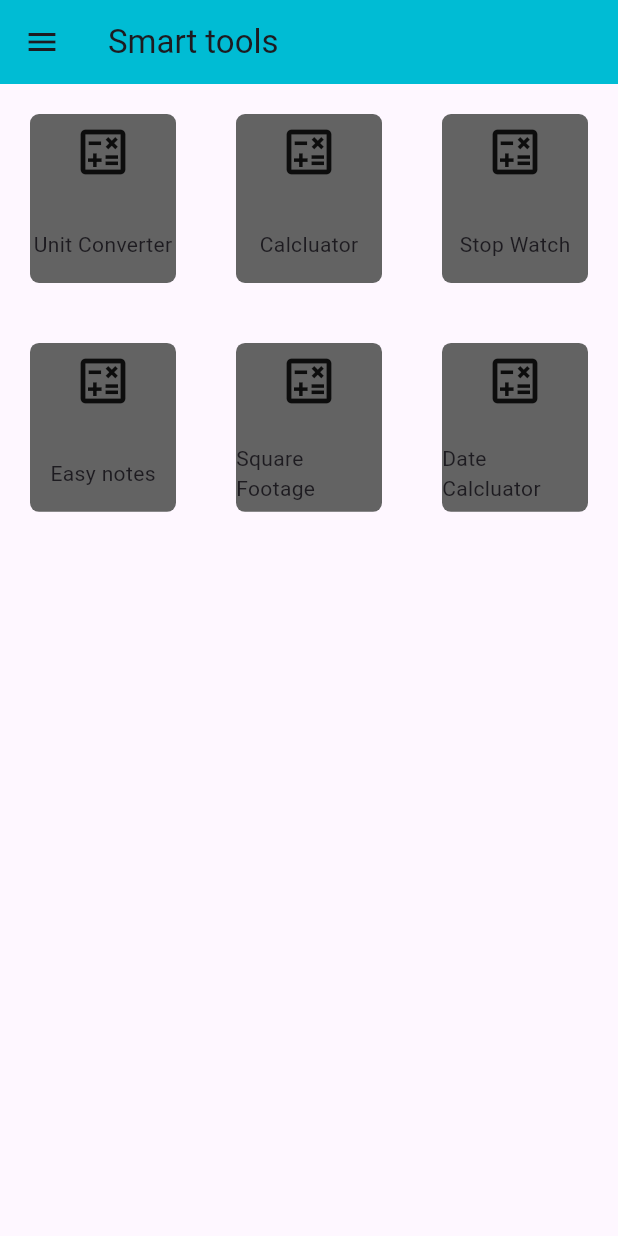
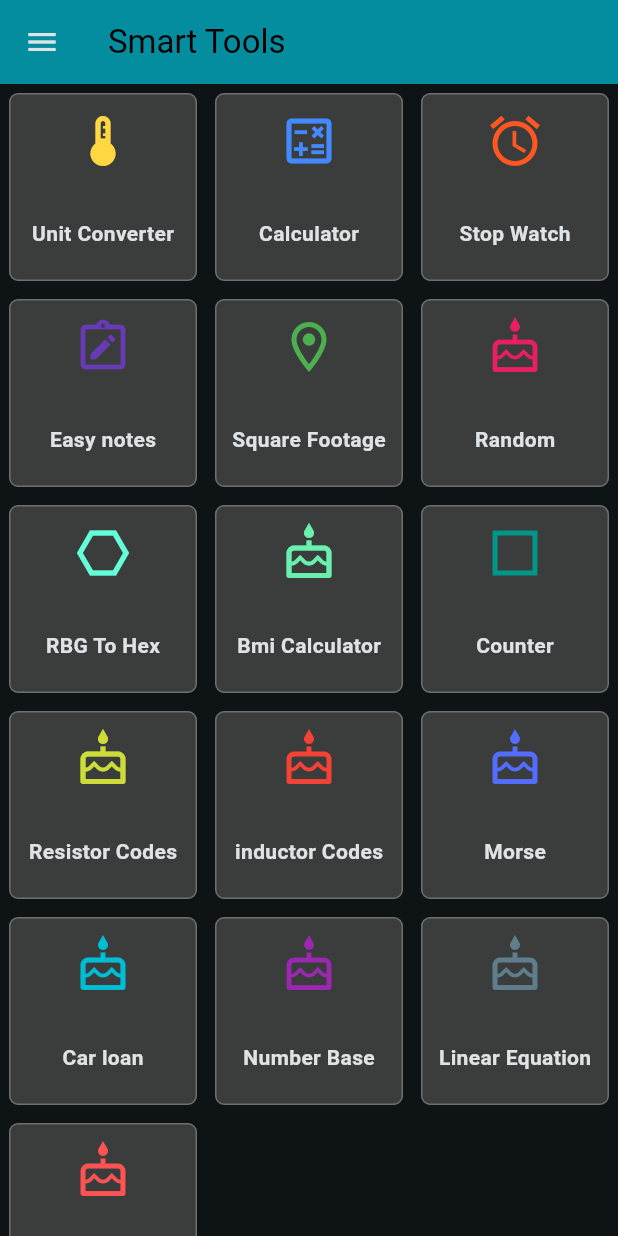
Before and after one commit to Mohammed-jendie/Smart-tools, a Flutter app: the screen it shows after launch, on a phone screen of 412 x 824 dp. Run offline on Flutter 3.47's test engine with Material 3 defaults, Android fonts, the light colour scheme and no system bars.

Commit message:
Design Home Page '1'

```diff
--- a/lib/data/griditems_data.dart
+++ b/lib/data/griditems_data.dart
@@ -1,24 +1,80 @@
 import 'package:flutter/material.dart';
+import 'package:smart_tools/pages/Random_page.dart';
+import 'package:smart_tools/pages/bmi_page.dart';
 import 'package:smart_tools/pages/calculator_page.dart';
-import 'package:smart_tools/pages/date_calcluator_page.dart';
+import 'package:smart_tools/pages/car_loan_page.dart';
+import 'package:smart_tools/pages/counter_page.dart';
 import 'package:smart_tools/pages/easy_notes_page.dart';
+import 'package:smart_tools/pages/inductor_page.dart';
+import 'package:smart_tools/pages/linear_equation_page.dart';
+import 'package:smart_tools/pages/math_economy/base.dart';
+import 'package:smart_tools/pages/morse_page.dart';
+import 'package:smart_tools/pages/quadratic_page.dart';
+import 'package:smart_tools/pages/rbg_page.dart';
+import 'package:smart_tools/pages/resistor_page.dart';
 import 'package:smart_tools/pages/square_footage_page.dart';
 import 'package:smart_tools/pages/stop_watch_page.dart';
 import 'package:smart_tools/pages/unit_converter_page.dart';
 
 class GridItem {
   final IconData icon;
+  final Color iconColor;
   final String title;
   final Widget page;
 
-  GridItem(this.icon, this.title, this.page);
+  GridItem(this.icon, this.iconColor, this.title, this.page);
 }
 
 final List<GridItem> gridItems = [
-  GridItem(Icons.calculate_outlined, "Unit Converter", UnitConverterPage()),
-  GridItem(Icons.calculate_outlined, "Calcluator", CalculatorPage()),
-  GridItem(Icons.calculate_outlined, "Stop Watch", StopWatchPage()),
-  GridItem(Icons.calculate_outlined, "Easy notes", EasyNotesPage()),
-  GridItem(Icons.calculate_outlined, "Square Footage", SquareFootagePage()),
-  GridItem(Icons.calculate_outlined, "Date Calcluator", DateCalcluatorPage()),
+  GridItem(
+    Icons.thermostat,
+    Colors.amberAccent,
+    "Unit Converter",
+    UnitConverterPage(),
+  ),
+  GridItem(
+    Icons.calculate_outlined,
+    Colors.blueAccent,
+    "Calculator",
+    CalculatorPage(),
+  ),
+  GridItem(Icons.alarm, Colors.deepOrange, "Stop Watch", StopWatchPage()),
+  GridItem(
+    Icons.note_alt_outlined,
+    Colors.deepPurple,
+    "Easy notes",
+    EasyNotesPage(),
+  ),
+  GridItem(
+    Icons.location_on_outlined,
+    Colors.green,
+    "Square Footage",
+    SquareFootagePage(),
+  ),
+  GridItem(Icons.cake_outlined, Colors.pink, "Random", RandomPage()),
+  GridItem(Icons.hexagon_outlined, Colors.tealAccent, "RBG To Hex", RbgPage()),
+  GridItem(
+    Icons.cake_outlined,
+    Colors.greenAccent,
+    "Bmi Calculator",
+    BmiPage(),
+  ),
+  GridItem(
+    Icons.check_box_outline_blank_sharp,
+    Colors.teal,
+    "Counter",
+    CounterPage(),
+  ),
+  GridItem(Icons.cake_outlined, Colors.lime, "Resistor Codes", ResistorPage()),
+  GridItem(Icons.cake_outlined, Colors.red, "inductor Codes", InductorPage()),
+  GridItem(Icons.cake_outlined, Colors.indigoAccent, "Morse", MorsePage()),
+  GridItem(Icons.cake_outlined, Colors.cyan, "Car loan", CarLoanPage()),
+  GridItem(Icons.cake_outlined, Colors.purple, "Number Base", Base()),
+  GridItem(
+    Icons.cake_outlined,
+    Colors.blueGrey,
+    "Linear Equation",
+    LinearEquationPage(),
+  ),
+  GridItem(Icons.cake_outlined, Colors.redAccent, "Quadratic", QuadraticPage()),
 ];
--- a/lib/main.dart
+++ b/lib/main.dart
@@ -15,9 +15,15 @@ class MyApp extends StatefulWidget {
 class _MyAppState extends State<MyApp> {
   @override
   Widget build(BuildContext context) {
-    return MaterialApp(debugShowCheckedModeBanner: false,
-    home: MyHome()
-
+    return MaterialApp(
+      debugShowCheckedModeBanner: false,
+      theme: ThemeData(
+        colorScheme: ColorScheme.fromSeed(
+          seedColor: Colors.cyan,
+          brightness: Brightness.dark,
+        ),
+      ),
+      home: MyHome(),
     );
   }
 }
--- a/lib/pages/home_page.dart
+++ b/lib/pages/home_page.dart
@@ -7,12 +7,15 @@ class MyHome extends StatelessWidget {
   @override
   Widget build(BuildContext context) {
     return Scaffold(
-      drawer: Drawer(width: 230),
+      drawer: Drawer(width: 230, elevation: 10, shadowColor: Colors.cyan),
 
-      appBar: AppBar(title: Text("Smart tools"), backgroundColor: Colors.cyan),
+      appBar: AppBar(
+        title: Text("Smart Tools", style: TextStyle(color: Colors.black)),
+        backgroundColor: const Color.fromARGB(184, 0, 187, 212),
+      ),
+
       body: GridView.builder(
         gridDelegate: SliverGridDelegateWithFixedCrossAxisCount(
-          childAspectRatio: 0.9,
           crossAxisCount: 3,
         ),
         itemCount: gridItems.length,
@@ -39,10 +42,11 @@ Widget boxes(GridItem item, context) {
     },
     child: Container(
       decoration: BoxDecoration(
-        color: const Color.fromARGB(255, 99, 99, 99),
+        color: const Color.fromARGB(208, 69, 69, 69),
         borderRadius: BorderRadius.circular(6),
+        border: Border.all(color: const Color.fromARGB(255, 111, 111, 111)),
       ),
-      margin: EdgeInsets.all(20),
+      margin: EdgeInsets.all(6),
       child: Center(
         child: Column(
           mainAxisAlignment: MainAxisAlignment.center,
@@ -50,14 +54,29 @@ Widget boxes(GridItem item, context) {
             Expanded(
               child: Row(
                 mainAxisAlignment: MainAxisAlignment.center,
-                children: [Expanded(child: Icon(item.icon, size: 40))],
+                children: [
+                  Expanded(
+                    child: Icon(item.icon, size: 40, color: item.iconColor),
+                  ),
+                ],
               ),
             ),
-            SizedBox(height: 10),
+
             Expanded(
               child: Row(
                 mainAxisAlignment: MainAxisAlignment.center,
-                children: [Expanded(child: Center(child: Text(item.title)))],
+                children: [
+                  Expanded(
+                    child: Center(
+                      child: Text(
+                        item.title,
+                        style: TextStyle(
+                          fontWeight: FontWeight.w600,
+                        ),
+                      ),
+                    ),
+                  ),
+                ],
               ),
             ),
           ],
```
Also changed, not shown: lib/pages/bmi_page.dart (added, +15 -0 lines), lib/pages/car_loan_page.dart (added, +15 -0 lines), lib/pages/counter_page.dart (added, +15 -0 lines), lib/pages/inductor_page.dart (added, +15 -0 lines), lib/pages/linear_equation_page.dart (added, +15 -0 lines), lib/pages/morse_page.dart (added, +15 -0 lines), lib/pages/quadratic_page.dart (added, +15 -0 lines), lib/pages/random_page.dart (added, +15 -0 lines), lib/pages/rbg_page.dart (added, +15 -0 lines), lib/pages/resistor_page.dart (added, +15 -0 lines).
